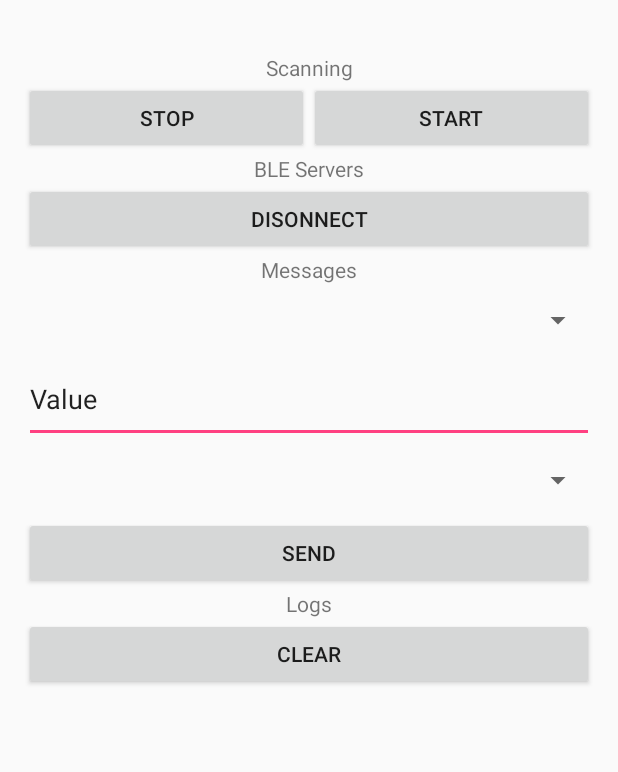
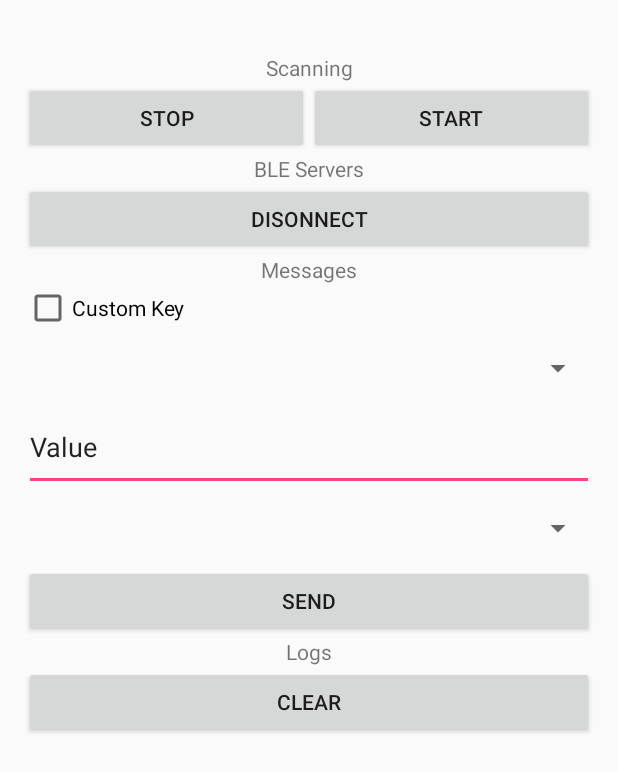
Before and after one commit to applecrusher/BluetoothForMongooseOS, an Android app: the layout activity_client.xml on its own in the app's theme, with its tools: preview values and no code run, on a phone screen of 412 x 824 dp. Shown: the top 772 px of the screen. Run offline under Robolectric (Android 15) with nearby library versions, the phone set to English and light mode, and no system bars.

Commit message:
Added the name of the device, added the ability for a custom key field, and added a apk for people who just want to try it out

```diff
--- a/app/src/main/res/layout/activity_client.xml
+++ b/app/src/main/res/layout/activity_client.xml
@@ -78,6 +78,22 @@
             android:text="@string/messages"
             android:textAlignment="center"/>
 
+        <CheckBox
+            android:id="@+id/custom_key_checkbox"
+            android:layout_width="match_parent"
+            android:layout_height="wrap_content"
+            android:onClick="customKeySelected"
+            android:text="Custom Key" />
+
+        <EditText
+            android:id="@+id/custom_key_text"
+            android:layout_width="match_parent"
+            android:layout_height="56dp"
+            android:ems="10"
+            android:inputType="textPersonName"
+            android:text="Custom Key"
+            android:visibility="gone" />
+
         <LinearLayout
             android:layout_width="match_parent"
             android:layout_height="203dp"
```
Also changed, not shown: app/src/main/java/com/bluetoothformongooseos/android/bluetoothtestbed/client/ClientActivity.java (+28 -2 lines), app/src/main/java/com/bluetoothformongooseos/android/bluetoothtestbed/client/GattServerViewModel.java (+11 -1 lines), 1 other file.
